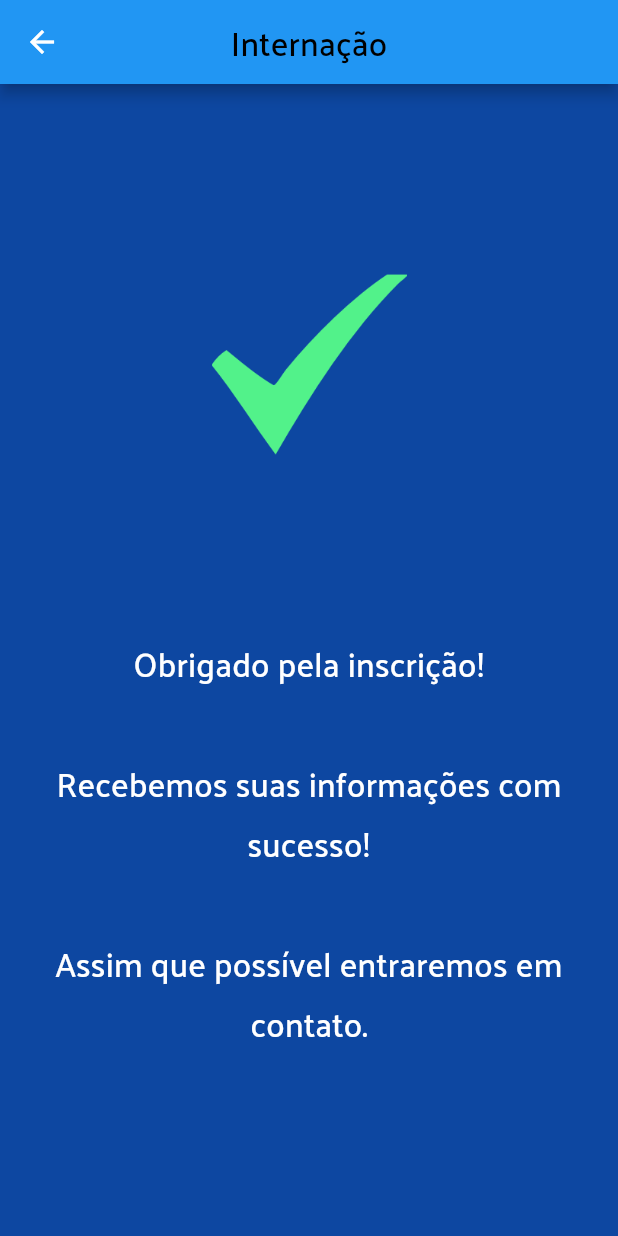
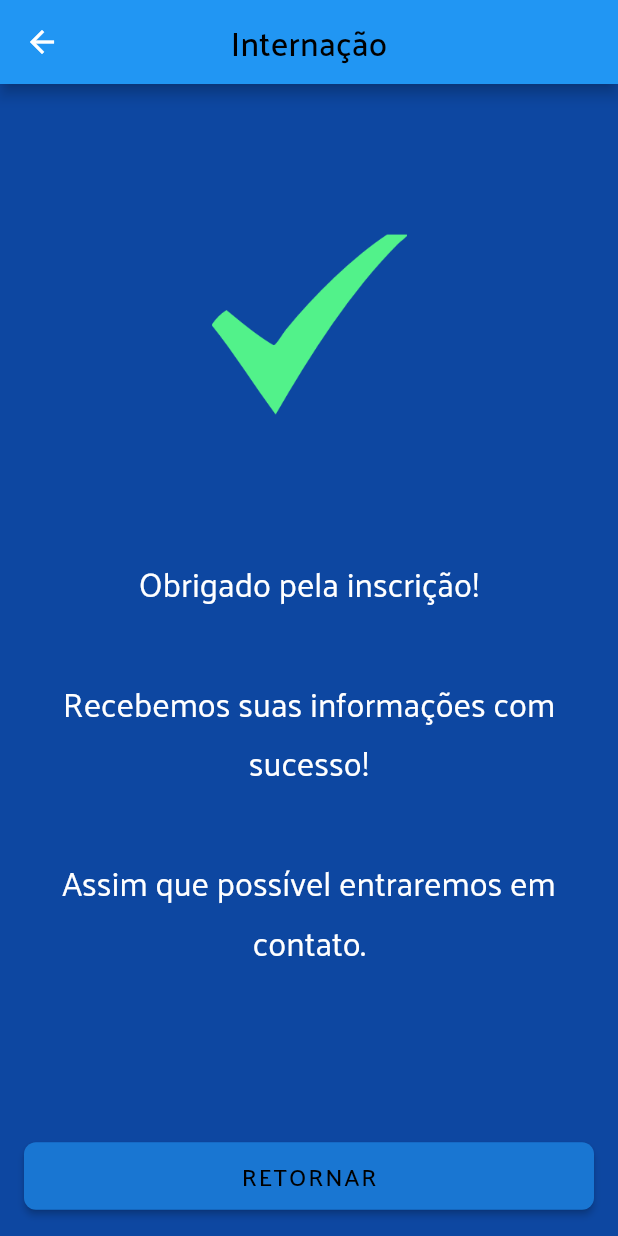
Before and after one commit to FF-League/compod_app, a Flutter app: the SuccessView screen opened by its route, on a phone screen of 412 x 824 dp. Run offline on Flutter 3.47's test engine with Material 2 defaults, Android fonts, the light colour scheme and no system bars; our stand-ins replace get, native_pdf_renderer; missing offline and left inert: a package.

Commit message:
Adicionado botão de retorno para a tela inicial após o envio do formulário.

```diff
--- a/lib/commons/strings.dart
+++ b/lib/commons/strings.dart
@@ -13,6 +13,7 @@ class Strings extends Translations {
   static Map<String, String> get commonMaps => {
         StringsEnum.COMPOD.name: "COMPOD",
         StringsEnum.continueButton.name: "Continuar",
+        StringsEnum.returnButton.name: "Retornar",
         StringsEnum.sendButton.name: "Enviar",
       };
 
@@ -23,6 +24,7 @@ class Strings extends Translations {
 enum StringsEnum {
   COMPOD,
   continueButton,
+  returnButton,
   sendButton
 }
 
--- a/lib/hospitalization/views/success_view.dart
+++ b/lib/hospitalization/views/success_view.dart
@@ -1,5 +1,8 @@
 import 'package:compod_app/commons/compod_images.dart';
+import 'package:compod_app/commons/routes.dart';
+import 'package:compod_app/commons/strings.dart';
 import 'package:compod_app/components/widgets/compod_app_bar.dart';
+import 'package:compod_app/components/widgets/compod_raised_button.dart';
 import 'package:compod_app/hospitalization/hospitalization_strings.dart';
 import 'package:flutter/material.dart';
 import 'package:get/get.dart';
@@ -11,19 +14,25 @@ class SuccessView extends StatelessWidget {
   @override
   Widget build(BuildContext context) {
     return Scaffold(
-      appBar: CompodAppBar(text: HospitalizationStringsEnum.hospitalization.tr,),
-      body: Center(
+      appBar: CompodAppBar(text: HospitalizationStringsEnum.hospitalization.tr),
+      body: Column(
+        mainAxisAlignment: MainAxisAlignment.spaceBetween,
+        children: [
+          Expanded(
             child: Padding(
               padding: const EdgeInsets.all(8.0),
               child: Column(
                 mainAxisAlignment: MainAxisAlignment.spaceEvenly,
                 children: [
                   Image.asset(CompodImages.Check, height: _imageSize, width: _imageSize),
-              Text(HospitalizationStringsEnum.successFormsMessage.tr, textAlign: TextAlign.center, style: Get.textTheme.headline6?.copyWith(color: Colors.white)),
+                  Text(HospitalizationStringsEnum.successFormsMessage.tr, textAlign: TextAlign.center, style: Get.textTheme.headline5?.copyWith(color: Colors.white)),
                 ],
               ),
             ),
-      )
+          ),
+          CompodRaisedButton(buttonText: StringsEnum.returnButton.tr, action: () {Get.offAllNamed(RoutesEnum.home.route);}),
+        ],
+      ),
     );
   }
 }
```
Lines whose indentation alone changed are shown as unchanged.
